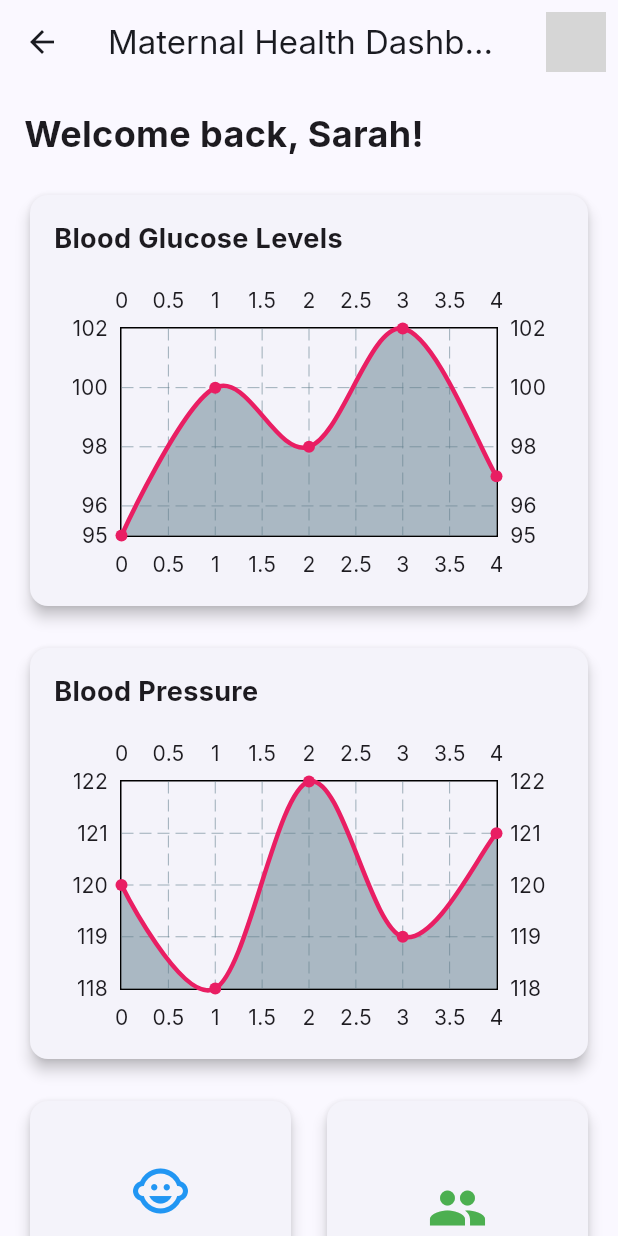
After one commit to GlucoCorp/glucorp_mobile, a Flutter app: the HomeScreen screen opened directly, on a phone screen of 412 x 824 dp. The commit adds this screen. Run offline on Flutter 3.47's test engine with Material 3 defaults, Android fonts, the phone set to English and light mode, and no system bars; drawn by our look-alikes of fl_chart; our stand-ins replace google_fonts, smooth_page_indicator; network calls fail; grey boxes are pictures that could not be loaded.

Commit message:
flutter version

```diff
--- /dev/null
+++ b/lib/routes/home_screen.dart
@@ -0,0 +1,94 @@
+import 'package:flutter/material.dart';
+import 'package:fl_chart/fl_chart.dart';
+import '../widgets/metric_chart.dart';
+import '../widgets/feature_card.dart';
+
+class HomeScreen extends StatelessWidget {
+  const HomeScreen({super.key});
+
+  @override
+  Widget build(BuildContext context) {
+    return Scaffold(
+      appBar: AppBar(
+        title: const Text('Maternal Health Dashboard'),
+        actions: [
+          IconButton(
+            icon: const CircleAvatar(
+              backgroundImage: NetworkImage('https://placeholder.com/user.jpg'),
+            ),
+            onPressed: () {},
+          ),
+        ],
+      ),
+      body: SingleChildScrollView(
+        padding: const EdgeInsets.all(16.0),
+        child: Column(
+          crossAxisAlignment: CrossAxisAlignment.start,
+          children: [
+            const Text(
+              'Welcome back, Sarah!',
+              style: TextStyle(
+                fontSize: 24,
+                fontWeight: FontWeight.bold,
+              ),
+            ),
+            const SizedBox(height: 20),
+            const HealthMetricChart(
+              title: 'Blood Glucose Levels',
+              data: [
+                FlSpot(0, 95),
+                FlSpot(1, 100),
+                FlSpot(2, 98),
+                FlSpot(3, 102),
+                FlSpot(4, 97),
+              ],
+              unit: 'mg/dL',
+            ),
+            const SizedBox(height: 20),
+            const HealthMetricChart(
+              title: 'Blood Pressure',
+              data: [
+                FlSpot(0, 120),
+                FlSpot(1, 118),
+                FlSpot(2, 122),
+                FlSpot(3, 119),
+                FlSpot(4, 121),
+              ],
+              unit: 'mmHg',
+            ),
+            const SizedBox(height: 20),
+            GridView.count(
+              shrinkWrap: true,
+              physics: const NeverScrollableScrollPhysics(),
+              crossAxisCount: 2,
+              mainAxisSpacing: 16,
+              crossAxisSpacing: 16,
+              children: const [
+                FeatureCard(
+                  title: 'Baby Development',
+                  icon: Icons.child_care,
+                  color: Colors.blue,
+                ),
+                FeatureCard(
+                  title: 'Community',
+                  icon: Icons.people,
+                  color: Colors.green,
+                ),
+                FeatureCard(
+                  title: 'Chat with Doctor',
+                  icon: Icons.chat,
+                  color: Colors.purple,
+                ),
+                FeatureCard(
+                  title: 'Health Records',
+                  icon: Icons.folder,
+                  color: Colors.orange,
+                ),
+              ],
+            ),
+          ],
+        ),
+      ),
+    );
+  }
+}
--- a/lib/routes/login.dart
+++ b/lib/routes/login.dart
@@ -2,6 +2,7 @@ import 'package:flutter/material.dart';
 import 'package:google_fonts/google_fonts.dart';
 import '../widgets/login.dart';
 import '../widgets/text_field.dart';
+import '../widgets/material_app.dart';
 
 class Login extends StatelessWidget {
   const Login ({super.key});
@@ -71,7 +72,9 @@ class Login extends StatelessWidget {
               Align(
                 alignment: Alignment.centerRight,
                 child: TextButton(
-                  onPressed: () {},
+                  onPressed: () {
+                    Navigator.pushNamed(context, '/forgot-password');
+                  },
                   child: Text(
                     'Forgot Password?',
                     style: GoogleFonts.poppins(
@@ -83,7 +86,9 @@ class Login extends StatelessWidget {
               ),
               const SizedBox(height: 24),
               ElevatedButton(
-                onPressed: () {},
+                onPressed: () {
+                  Navigator.pushNamed(context, '/home');
+                },
                 style: ElevatedButton.styleFrom(
                   backgroundColor: const Color(0xFFF06292),
                   foregroundColor: Colors.white,
--- a/lib/routes/welcome.dart
+++ b/lib/routes/welcome.dart
@@ -16,21 +16,21 @@ class _OnboardingScreenState extends State<OnboardingScreen> {
   int _currentPage = 0;
 
   final List<OnboardingPage> _pages = [
-    OnboardingPage(
+    const OnboardingPage(
       title: 'Track your and your baby\'s\nhealth with ease',
       description:
           'Your personal health assistant will help you\nkeep track of your health and your baby\'s growth',
       imagePath: 'assets/images/Pregnant_woman.png',
       buttonText: 'Continue',
     ),
-    OnboardingPage(
+    const OnboardingPage(
       title: 'Get personalized\nhealth tips and\nreminders',
       description:
           'Get daily health tips and reminders to help\nyou stay healthy throughout your pregnancy',
       imagePath: 'assets/images/Pregnant_woman.png',
       buttonText: 'Continue',
     ),
-    OnboardingPage(
+    const OnboardingPage(
       title: 'Get to interact with\nother expecting mothers',
       description:
           'Join a community of expecting mothers\nand share your experiences with each other',
--- /dev/null
+++ b/lib/widgets/feature_card.dart
@@ -0,0 +1,46 @@
+import 'package:flutter/material.dart';
+
+class FeatureCard extends StatelessWidget {
+  final String title;
+  final IconData icon;
+  final Color color;
+
+  const FeatureCard({
+    super.key,
+    required this.title,
+    required this.icon,
+    required this.color,
+  });
+
+  @override
+  Widget build(BuildContext context) {
+    return Card(
+      elevation: 4,
+      child: InkWell(
+        onTap: () {},
+        child: Padding(
+          padding: const EdgeInsets.all(16.0),
+          child: Column(
+            mainAxisAlignment: MainAxisAlignment.center,
+            children: [
+              Icon(
+                icon,
+                size: 40,
+                color: color,
+              ),
+              const SizedBox(height: 8),
+              Text(
+                title,
+                textAlign: TextAlign.center,
+                style: const TextStyle(
+                  fontSize: 16,
+                  fontWeight: FontWeight.bold,
+                ),
+              ),
+            ],
+          ),
+        ),
+      ),
+    );
+  }
+}
--- /dev/null
+++ b/lib/widgets/material_app.dart
@@ -0,0 +1,19 @@
+import 'package:glucorp_mobile/routes/home_screen.dart';
+import 'package:glucorp_mobile/routes/forgot_password.dart';
+import 'package:flutter/material.dart';
+
+class MyApp extends StatelessWidget {
+  const MyApp({super.key});
+
+  @override
+  Widget build(BuildContext context) {
+    return MaterialApp(
+      debugShowCheckedModeBanner: false,
+      initialRoute: '/',
+      routes: {
+        '/home': (context) => const HomeScreen(),
+        '/forgot-password': (context) => const ForgotPasswordScreen(),
+      },
+    );
+  }
+}
--- /dev/null
+++ b/lib/widgets/metric_chart.dart
@@ -0,0 +1,72 @@
+import 'package:flutter/material.dart';
+import 'package:fl_chart/fl_chart.dart';
+
+class HealthMetricChart extends StatelessWidget {
+  final String title;
+  final List<FlSpot> data;
+  final String unit;
+
+  const HealthMetricChart({
+    super.key,
+    required this.title,
+    required this.data,
+    required this.unit,
+  });
+
+  @override
+  Widget build(BuildContext context) {
+    return Card(
+      elevation: 4,
+      child: Padding(
+        padding: const EdgeInsets.all(16.0),
+        child: Column(
+          crossAxisAlignment: CrossAxisAlignment.start,
+          children: [
+            Text(
+              title,
+              style: const TextStyle(
+                fontSize: 18,
+                fontWeight: FontWeight.bold,
+              ),
+            ),
+            const SizedBox(height: 16),
+            SizedBox(
+              height: 200,
+              child: LineChart(
+                LineChartData(
+                  gridData: const FlGridData(show: true),
+                  titlesData: const FlTitlesData(show: true),
+                  borderData: FlBorderData(show: true),
+                  lineBarsData: [
+                    LineChartBarData(
+                      spots: data,
+                      isCurved: true,
+                      color: Colors.pink,
+                      barWidth: 3,
+                      dotData: const FlDotData(show: true),
+                      belowBarData: BarAreaData(show: true),
+                    ),
+                  ],
+                  lineTouchData: LineTouchData(
+                    touchTooltipData: LineTouchTooltipData(
+                      getTooltipColor: (LineBarSpot touchedSpot) => Colors.pink,
+                      getTooltipItems: (List<LineBarSpot> touchedSpots) {
+                        return touchedSpots.map((LineBarSpot touchedSpot) {
+                          return LineTooltipItem(
+                            '${touchedSpot.y.toStringAsFixed(1)} $unit',
+                            const TextStyle(color: Colors.white),
+                          );
+                        }).toList();
+                      },
+                    ),
+                    handleBuiltInTouches: true,
+                  ),
+                ),
+              ),
+            ),
+          ],
+        ),
+      ),
+    );
+  }
+}
--- a/pubspec.yaml
+++ b/pubspec.yaml
@@ -37,6 +37,7 @@ dependencies:
   cupertino_icons: ^1.0.8
   google_fonts: ^6.2.1
   smooth_page_indicator: ^1.2.0+3
+  fl_chart: ^0.69.0
 
 dev_dependencies:
   flutter_test:
```
Also changed, not shown: pubspec.lock, 1 other file.
